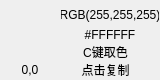
First picture: the form in mainwindow.ui, repository sonichy/HTYColorPicker, before the edit.
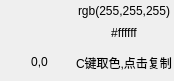
Second picture: the form after the edit. Icons and pictures are not drawn.

```diff
--- a/mainwindow.ui
+++ b/mainwindow.ui
@@ -6,8 +6,8 @@
    <rect>
     <x>0</x>
     <y>0</y>
-    <width>160</width>
-    <height>80</height>
+    <width>174</width>
+    <height>81</height>
    </rect>
   </property>
   <property name="windowTitle">
@@ -18,14 +18,51 @@
     <normaloff>:/icon.png</normaloff>:/icon.png</iconset>
   </property>
   <widget class="QWidget" name="centralWidget">
+   <layout class="QHBoxLayout" name="horizontalLayout">
+    <property name="spacing">
+     <number>0</number>
+    </property>
+    <property name="leftMargin">
+     <number>0</number>
+    </property>
+    <property name="topMargin">
+     <number>0</number>
+    </property>
+    <property name="rightMargin">
+     <number>0</number>
+    </property>
+    <property name="bottomMargin">
+     <number>0</number>
+    </property>
+    <item>
+     <layout class="QVBoxLayout" name="verticalLayout">
+      <property name="spacing">
+       <number>0</number>
+      </property>
+      <property name="leftMargin">
+       <number>5</number>
+      </property>
+      <property name="topMargin">
+       <number>5</number>
+      </property>
+      <item>
+       <layout class="QVBoxLayout" name="verticalLayout_3">
+        <property name="spacing">
+         <number>0</number>
+        </property>
+        <item>
    <widget class="QLabel" name="labelColor">
-    <property name="geometry">
-     <rect>
-      <x>5</x>
-      <y>5</y>
+          <property name="minimumSize">
+           <size>
       <width>50</width>
       <height>50</height>
-     </rect>
+           </size>
+          </property>
+          <property name="maximumSize">
+           <size>
+            <width>50</width>
+            <height>50</height>
+           </size>
     </property>
     <property name="autoFillBackground">
      <bool>true</bool>
@@ -33,48 +70,15 @@
     <property name="text">
      <string/>
     </property>
-   </widget>
-   <widget class="QPushButton" name="pushButtonRGB">
-    <property name="geometry">
-     <rect>
-      <x>60</x>
-      <y>5</y>
-      <width>100</width>
-      <height>20</height>
-     </rect>
-    </property>
-    <property name="text">
-     <string>RGB(255,255,255)</string>
-    </property>
-    <property name="flat">
-     <bool>true</bool>
-    </property>
-   </widget>
-   <widget class="QPushButton" name="pushButtonHex">
-    <property name="geometry">
-     <rect>
-      <x>60</x>
-      <y>25</y>
-      <width>100</width>
-      <height>20</height>
-     </rect>
-    </property>
-    <property name="text">
-     <string>#FFFFFF</string>
-    </property>
-    <property name="flat">
-     <bool>true</bool>
-    </property>
-   </widget>
+          <property name="alignment">
+           <set>Qt::AlignCenter</set>
+          </property>
+         </widget>
+        </item>
+       </layout>
+      </item>
+      <item>
    <widget class="QLabel" name="labelPos">
-    <property name="geometry">
-     <rect>
-      <x>5</x>
-      <y>60</y>
-      <width>50</width>
-      <height>20</height>
-     </rect>
-    </property>
     <property name="text">
      <string>0,0</string>
     </property>
@@ -82,23 +86,60 @@
      <set>Qt::AlignCenter</set>
     </property>
    </widget>
+      </item>
+      <item>
+       <spacer name="verticalSpacer">
+        <property name="orientation">
+         <enum>Qt::Vertical</enum>
+        </property>
+        <property name="sizeHint" stdset="0">
+         <size>
+          <width>47</width>
+          <height>13</height>
+         </size>
+        </property>
+       </spacer>
+      </item>
+     </layout>
+    </item>
+    <item>
+     <layout class="QVBoxLayout" name="verticalLayout_2">
+      <property name="spacing">
+       <number>0</number>
+      </property>
+      <item>
+       <widget class="QPushButton" name="pushButtonRgb">
+        <property name="text">
+         <string>rgb(255,255,255)</string>
+        </property>
+        <property name="flat">
+         <bool>true</bool>
+        </property>
+       </widget>
+      </item>
+      <item>
+       <widget class="QPushButton" name="pushButtonHex">
+        <property name="text">
+         <string>#ffffff</string>
+        </property>
+        <property name="flat">
+         <bool>true</bool>
+        </property>
+       </widget>
+      </item>
+      <item>
    <widget class="QLabel" name="label">
-    <property name="geometry">
-     <rect>
-      <x>60</x>
-      <y>45</y>
-      <width>91</width>
-      <height>31</height>
-     </rect>
-    </property>
     <property name="text">
-     <string>C键取色
-点击复制</string>
+         <string>C键取色,点击复制</string>
     </property>
     <property name="alignment">
      <set>Qt::AlignCenter</set>
     </property>
    </widget>
+      </item>
+     </layout>
+    </item>
+   </layout>
   </widget>
  </widget>
  <layoutdefault spacing="6" margin="11"/>
```
Lines whose indentation alone changed are shown as unchanged.
